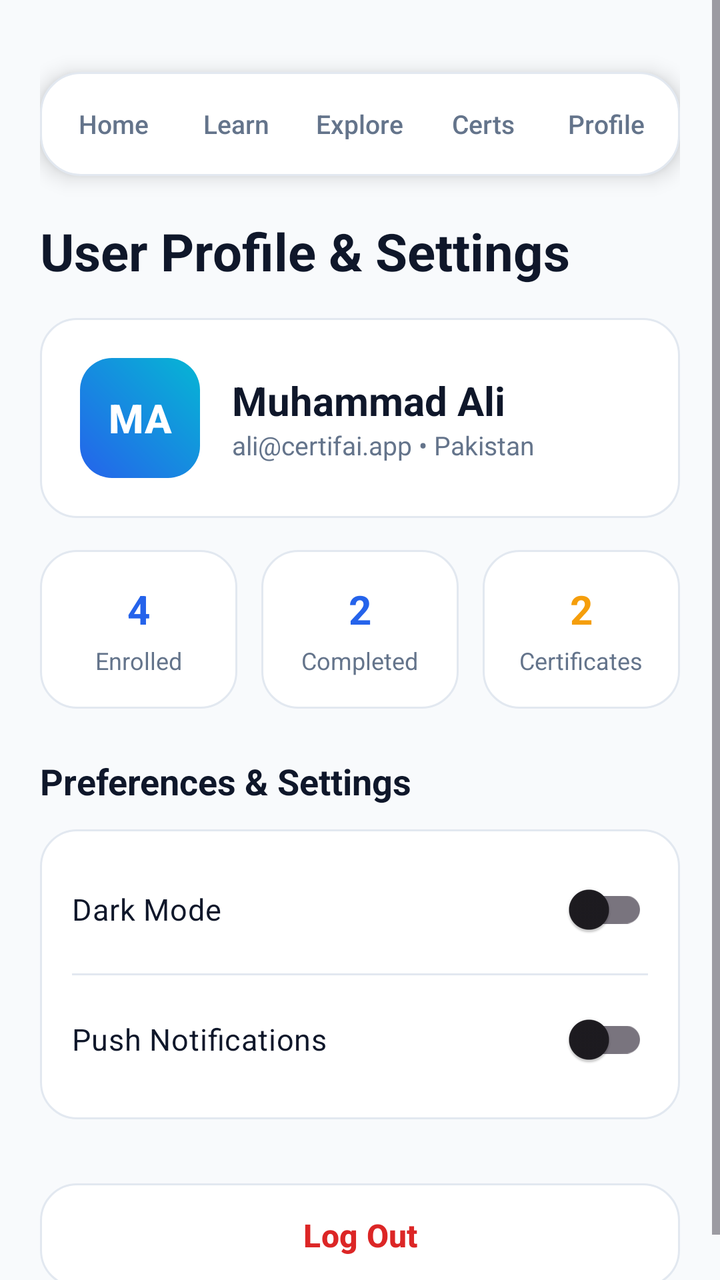
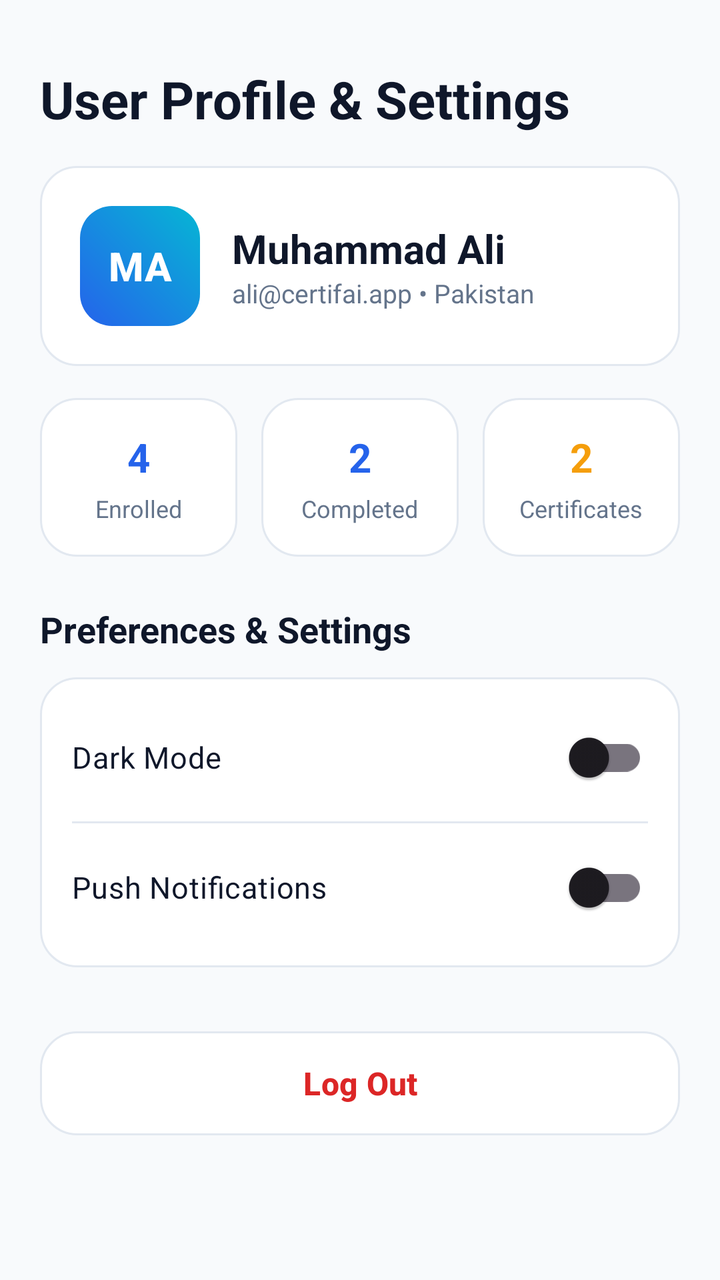

Two renders of the same Android screen: before a commit and after it. Below are the layout's source before the change and the commit's diff.
<!-- AndroidManifest.xml: application theme Theme.CertifAI -->
<!-- res/layout/fragment_profile.xml -->
<?xml version="1.0" encoding="utf-8"?>
<ScrollView xmlns:android="http://schemas.android.com/apk/res/android"
    xmlns:app="http://schemas.android.com/apk/res-auto"
    xmlns:tools="http://schemas.android.com/tools"
    android:layout_width="match_parent"
    android:layout_height="match_parent"
    android:fillViewport="true"
    tools:context=".ui.ProfileFragment">

    <androidx.constraintlayout.widget.ConstraintLayout
        android:layout_width="match_parent"
        android:layout_height="wrap_content"
        android:padding="20dp"
        android:paddingBottom="40dp">

        
        <include
            android:id="@+id/includeTopNav"
            layout="@layout/view_top_nav"
            android:layout_width="0dp"
            android:layout_height="52dp"
            android:layout_marginTop="16dp"
            app:layout_constraintEnd_toEndOf="parent"
            app:layout_constraintStart_toStartOf="parent"
            app:layout_constraintTop_toTopOf="parent" />

        <TextView
            android:id="@+id/tvTitle"
            android:layout_width="0dp"
            android:layout_height="wrap_content"
            android:layout_marginTop="20dp"
            android:text="User Profile &amp; Settings"
            android:textColor="@color/text_primary_light"
            android:textSize="26sp"
            android:textStyle="bold"
            app:layout_constraintEnd_toEndOf="parent"
            app:layout_constraintStart_toStartOf="parent"
            app:layout_constraintTop_toBottomOf="@id/includeTopNav" />

        
        <LinearLayout
            android:id="@+id/llUserCard"
            android:layout_width="0dp"
            android:layout_height="wrap_content"
            android:layout_marginTop="16dp"
            android:background="@drawable/bg_card_surface"
            android:gravity="center_vertical"
            android:orientation="horizontal"
            android:padding="20dp"
            app:layout_constraintEnd_toEndOf="parent"
            app:layout_constraintStart_toStartOf="parent"
            app:layout_constraintTop_toBottomOf="@id/tvTitle">

            <TextView
                android:layout_width="60dp"
                android:layout_height="60dp"
                android:background="@drawable/bg_primary_button"
                android:fontFamily="sans-serif-medium"
                android:gravity="center"
                android:text="MA"
                android:textColor="@color/white"
                android:textSize="20sp"
                android:textStyle="bold" />

            <LinearLayout
                android:layout_width="0dp"
                android:layout_height="wrap_content"
                android:layout_marginStart="16dp"
                android:layout_weight="1"
                android:orientation="vertical">

                <TextView
                    android:layout_width="wrap_content"
                    android:layout_height="wrap_content"
                    android:text="Muhammad Ali"
                    android:textColor="@color/text_primary_light"
                    android:textSize="20sp"
                    android:textStyle="bold" />

                <TextView
                    android:layout_width="wrap_content"
                    android:layout_height="wrap_content"
                    android:text="ali@certifai.app • Pakistan"
                    android:textColor="@color/text_secondary_light"
                    android:textSize="13sp" />

            </LinearLayout>
        </LinearLayout>

        
        <LinearLayout
            android:id="@+id/llStatsGrid"
            android:layout_width="0dp"
            android:layout_height="wrap_content"
            android:layout_marginTop="16dp"
            android:orientation="horizontal"
            app:layout_constraintEnd_toEndOf="parent"
            app:layout_constraintStart_toStartOf="parent"
            app:layout_constraintTop_toBottomOf="@id/llUserCard">

            <LinearLayout
                android:layout_width="0dp"
                android:layout_height="wrap_content"
                android:layout_marginEnd="8dp"
                android:layout_weight="1"
                android:background="@drawable/bg_card_surface"
                android:gravity="center"
                android:orientation="vertical"
                android:padding="16dp">

                <TextView
                    android:layout_width="wrap_content"
                    android:layout_height="wrap_content"
                    android:text="4"
                    android:textColor="@color/electric_blue"
                    android:textSize="20sp"
                    android:textStyle="bold" />

                <TextView
                    android:layout_width="wrap_content"
                    android:layout_height="wrap_content"
                    android:layout_marginTop="4dp"
                    android:text="Enrolled"
                    android:textColor="@color/text_secondary_light"
                    android:textSize="12sp" />
            </LinearLayout>

            <LinearLayout
                android:layout_width="0dp"
                android:layout_height="wrap_content"
                android:layout_marginHorizontal="4dp"
                android:layout_weight="1"
                android:background="@drawable/bg_card_surface"
                android:gravity="center"
                android:orientation="vertical"
                android:padding="16dp">

                <TextView
                    android:layout_width="wrap_content"
                    android:layout_height="wrap_content"
                    android:text="2"
                    android:textColor="@color/electric_blue"
                    android:textSize="20sp"
                    android:textStyle="bold" />

                <TextView
                    android:layout_width="wrap_content"
                    android:layout_height="wrap_content"
                    android:layout_marginTop="4dp"
                    android:text="Completed"
                    android:textColor="@color/text_secondary_light"
                    android:textSize="12sp" />
            </LinearLayout>

            <LinearLayout
                android:layout_width="0dp"
                android:layout_height="wrap_content"
                android:layout_marginStart="8dp"
                android:layout_weight="1"
                android:background="@drawable/bg_card_surface"
                android:gravity="center"
                android:orientation="vertical"
                android:padding="16dp">

                <TextView
                    android:layout_width="wrap_content"
                    android:layout_height="wrap_content"
                    android:text="2"
                    android:textColor="@color/gold_badge"
                    android:textSize="20sp"
                    android:textStyle="bold" />

                <TextView
                    android:layout_width="wrap_content"
                    android:layout_height="wrap_content"
                    android:layout_marginTop="4dp"
                    android:text="Certificates"
                    android:textColor="@color/text_secondary_light"
                    android:textSize="12sp" />
            </LinearLayout>
        </LinearLayout>

        
        <TextView
            android:id="@+id/tvPreferencesHeader"
            android:layout_width="0dp"
            android:layout_height="wrap_content"
            android:layout_marginTop="24dp"
            android:text="Preferences &amp; Settings"
            android:textColor="@color/text_primary_light"
            android:textSize="18sp"
            android:textStyle="bold"
            app:layout_constraintEnd_toEndOf="parent"
            app:layout_constraintStart_toStartOf="parent"
            app:layout_constraintTop_toBottomOf="@id/llStatsGrid" />

        <LinearLayout
            android:id="@+id/llPreferencesCard"
            android:layout_width="0dp"
            android:layout_height="wrap_content"
            android:layout_marginTop="12dp"
            android:background="@drawable/bg_card_surface"
            android:orientation="vertical"
            android:padding="16dp"
            app:layout_constraintEnd_toEndOf="parent"
            app:layout_constraintStart_toStartOf="parent"
            app:layout_constraintTop_toBottomOf="@id/tvPreferencesHeader">

            <androidx.appcompat.widget.SwitchCompat
                android:id="@+id/switchDarkMode"
                android:layout_width="match_parent"
                android:layout_height="wrap_content"
                android:paddingVertical="8dp"
                android:text="Dark Mode"
                android:textColor="@color/text_primary_light"
                android:textSize="15sp" />

            <View
                android:layout_width="match_parent"
                android:layout_height="1dp"
                android:layout_marginVertical="8dp"
                android:background="@color/border_light" />

            <androidx.appcompat.widget.SwitchCompat
                android:id="@+id/switchNotifications"
                android:layout_width="match_parent"
                android:layout_height="wrap_content"
                android:paddingVertical="8dp"
                android:text="Push Notifications"
                android:textColor="@color/text_primary_light"
                android:textSize="15sp" />

        </LinearLayout>

        
        <Button
            android:id="@+id/btnLogout"
            android:layout_width="0dp"
            android:layout_height="52dp"
            android:layout_marginTop="32dp"
            android:background="@drawable/bg_card_surface"
            android:text="Log Out"
            android:textAllCaps="false"
            android:textColor="#DC2626"
            android:textSize="16sp"
            android:textStyle="bold"
            app:backgroundTint="@null"
            app:layout_constraintEnd_toEndOf="parent"
            app:layout_constraintStart_toStartOf="parent"
            app:layout_constraintTop_toBottomOf="@id/llPreferencesCard" />

    </androidx.constraintlayout.widget.ConstraintLayout>
</ScrollView>
<!-- res/layout/view_top_nav.xml (included above) -->
<?xml version="1.0" encoding="utf-8"?>
<LinearLayout xmlns:android="http://schemas.android.com/apk/res/android"
    android:id="@+id/llTopNavTabs"
    android:layout_width="match_parent"
    android:layout_height="52dp"
    android:background="@drawable/bg_glossy_surface"
    android:elevation="6dp"
    android:gravity="center"
    android:orientation="horizontal"
    android:padding="6dp">

    <TextView
        android:id="@+id/tabHome"
        android:layout_width="0dp"
        android:layout_height="match_parent"
        android:layout_weight="1"
        android:fontFamily="sans-serif-medium"
        android:gravity="center"
        android:text="Home"
        android:textColor="@color/text_secondary_light"
        android:textSize="13sp" />

    <TextView
        android:id="@+id/tabLearn"
        android:layout_width="0dp"
        android:layout_height="match_parent"
        android:layout_weight="1"
        android:fontFamily="sans-serif-medium"
        android:gravity="center"
        android:text="Learn"
        android:textColor="@color/text_secondary_light"
        android:textSize="13sp" />

    <TextView
        android:id="@+id/tabExplore"
        android:layout_width="0dp"
        android:layout_height="match_parent"
        android:layout_weight="1"
        android:fontFamily="sans-serif-medium"
        android:gravity="center"
        android:text="Explore"
        android:textColor="@color/text_secondary_light"
        android:textSize="13sp" />

    <TextView
        android:id="@+id/tabCertificates"
        android:layout_width="0dp"
        android:layout_height="match_parent"
        android:layout_weight="1"
        android:fontFamily="sans-serif-medium"
        android:gravity="center"
        android:text="Certs"
        android:textColor="@color/text_secondary_light"
        android:textSize="13sp" />

    <TextView
        android:id="@+id/tabProfile"
        android:layout_width="0dp"
        android:layout_height="match_parent"
        android:layout_weight="1"
        android:fontFamily="sans-serif-medium"
        android:gravity="center"
        android:text="Profile"
        android:textColor="@color/text_secondary_light"
        android:textSize="13sp" />
</LinearLayout>
<!-- resources referenced by this layout -->
<resources>
  <color name="border_light">#E2E8F0</color>
  <color name="electric_blue">#2563EB</color>
  <color name="gold_badge">#F59E0B</color>
  <color name="text_primary_light">#0F172A</color>
  <color name="text_secondary_light">#64748B</color>
  <color name="white">#FFFFFFFF</color>
  <!-- drawable bg_card_surface (drawable) -->
  <?xml version="1.0" encoding="utf-8"?>
  <shape xmlns:android="http://schemas.android.com/apk/res/android"
      android:shape="rectangle">
      <solid android:color="@color/surface_light" />
      <corners android:radius="18dp" />
      <stroke
          android:width="1dp"
          android:color="@color/border_light" />
  </shape>
  <!-- drawable bg_glossy_surface (drawable) -->
  <?xml version="1.0" encoding="utf-8"?>
  <shape xmlns:android="http://schemas.android.com/apk/res/android"
      android:shape="rectangle">
      <solid android:color="@color/surface_light" />
      <corners android:radius="20dp" />
      <stroke
          android:width="1dp"
          android:color="@color/border_light" />
  </shape>
  <!-- drawable bg_primary_button (drawable) -->
  <?xml version="1.0" encoding="utf-8"?>
  <shape xmlns:android="http://schemas.android.com/apk/res/android"
      android:shape="rectangle">
      <gradient
          android:angle="45"
          android:endColor="@color/cyan_accent"
          android:startColor="@color/electric_blue" />
      <corners android:radius="16dp" />
  </shape>
  <style name="Theme.CertifAI" parent="Base.Theme.CertifAI" />
  <color name="surface_light">#FFFFFF</color>
  <color name="cyan_accent">#06B6D4</color>
  <style name="Base.Theme.CertifAI" parent="Theme.Material3.DayNight.NoActionBar">
          <item name="colorPrimary">@color/electric_blue</item>
          <item name="colorOnPrimary">@color/white</item>
          <item name="colorSecondary">@color/cyan_accent</item>
          <item name="android:statusBarColor">@color/bg_light</item>
          <item name="android:windowLightStatusBar">true</item>
          <item name="android:windowBackground">@color/bg_light</item>
      </style>
  <color name="bg_light">#F8FAFC</color>
</resources>

<!-- the commit's change to res/layout/fragment_profile.xml (unified diff, before → after) -->
@@ -13,29 +13,18 @@
         android:padding="20dp"
         android:paddingBottom="40dp">
 
-        
-        <include
-            android:id="@+id/includeTopNav"
-            layout="@layout/view_top_nav"
-            android:layout_width="0dp"
-            android:layout_height="52dp"
-            android:layout_marginTop="16dp"
-            app:layout_constraintEnd_toEndOf="parent"
-            app:layout_constraintStart_toStartOf="parent"
-            app:layout_constraintTop_toTopOf="parent" />
-
         <TextView
             android:id="@+id/tvTitle"
             android:layout_width="0dp"
             android:layout_height="wrap_content"
-            android:layout_marginTop="20dp"
+            android:layout_marginTop="12dp"
             android:text="User Profile &amp; Settings"
             android:textColor="@color/text_primary_light"
             android:textSize="26sp"
             android:textStyle="bold"
             app:layout_constraintEnd_toEndOf="parent"
             app:layout_constraintStart_toStartOf="parent"
-            app:layout_constraintTop_toBottomOf="@id/includeTopNav" />
+            app:layout_constraintTop_toTopOf="parent" />
 
         
         <LinearLayout
@@ -251,70 +240,3 @@
 
     </androidx.constraintlayout.widget.ConstraintLayout>
 </ScrollView>
-<!-- res/layout/view_top_nav.xml (included above) -->
-<?xml version="1.0" encoding="utf-8"?>
-<LinearLayout xmlns:android="http://schemas.android.com/apk/res/android"
-    android:id="@+id/llTopNavTabs"
-    android:layout_width="match_parent"
-    android:layout_height="52dp"
-    android:background="@drawable/bg_glossy_surface"
-    android:elevation="6dp"
-    android:gravity="center"
-    android:orientation="horizontal"
-    android:padding="6dp">
-
-    <TextView
-        android:id="@+id/tabHome"
-        android:layout_width="0dp"
-        android:layout_height="match_parent"
-        android:layout_weight="1"
-        android:fontFamily="sans-serif-medium"
-        android:gravity="center"
-        android:text="Home"
-        android:textColor="@color/text_secondary_light"
-        android:textSize="13sp" />
-
-    <TextView
-        android:id="@+id/tabLearn"
-        android:layout_width="0dp"
-        android:layout_height="match_parent"
-        android:layout_weight="1"
-        android:fontFamily="sans-serif-medium"
-        android:gravity="center"
-        android:text="Learn"
-        android:textColor="@color/text_secondary_light"
-        android:textSize="13sp" />
-
-    <TextView
-        android:id="@+id/tabExplore"
-        android:layout_width="0dp"
-        android:layout_height="match_parent"
-        android:layout_weight="1"
-        android:fontFamily="sans-serif-medium"
-        android:gravity="center"
-        android:text="Explore"
-        android:textColor="@color/text_secondary_light"
-        android:textSize="13sp" />
-
-    <TextView
-        android:id="@+id/tabCertificates"
-        android:layout_width="0dp"
-        android:layout_height="match_parent"
-        android:layout_weight="1"
-        android:fontFamily="sans-serif-medium"
-        android:gravity="center"
-        android:text="Certs"
-        android:textColor="@color/text_secondary_light"
-        android:textSize="13sp" />
-
-    <TextView
-        android:id="@+id/tabProfile"
-        android:layout_width="0dp"
-        android:layout_height="match_parent"
-        android:layout_weight="1"
-        android:fontFamily="sans-serif-medium"
-        android:gravity="center"
-        android:text="Profile"
-        android:textColor="@color/text_secondary_light"
-        android:textSize="13sp" />
-</LinearLayout>
<!-- resource entries referenced after the edit -->
@@ -12,16 +12,6 @@
       android:shape="rectangle">
       <solid android:color="@color/surface_light" />
       <corners android:radius="18dp" />
-      <stroke
-          android:width="1dp"
-          android:color="@color/border_light" />
-  </shape>
-  <!-- drawable bg_glossy_surface (drawable) -->
-  <?xml version="1.0" encoding="utf-8"?>
-  <shape xmlns:android="http://schemas.android.com/apk/res/android"
-      android:shape="rectangle">
-      <solid android:color="@color/surface_light" />
-      <corners android:radius="20dp" />
       <stroke
           android:width="1dp"
           android:color="@color/border_light" />
